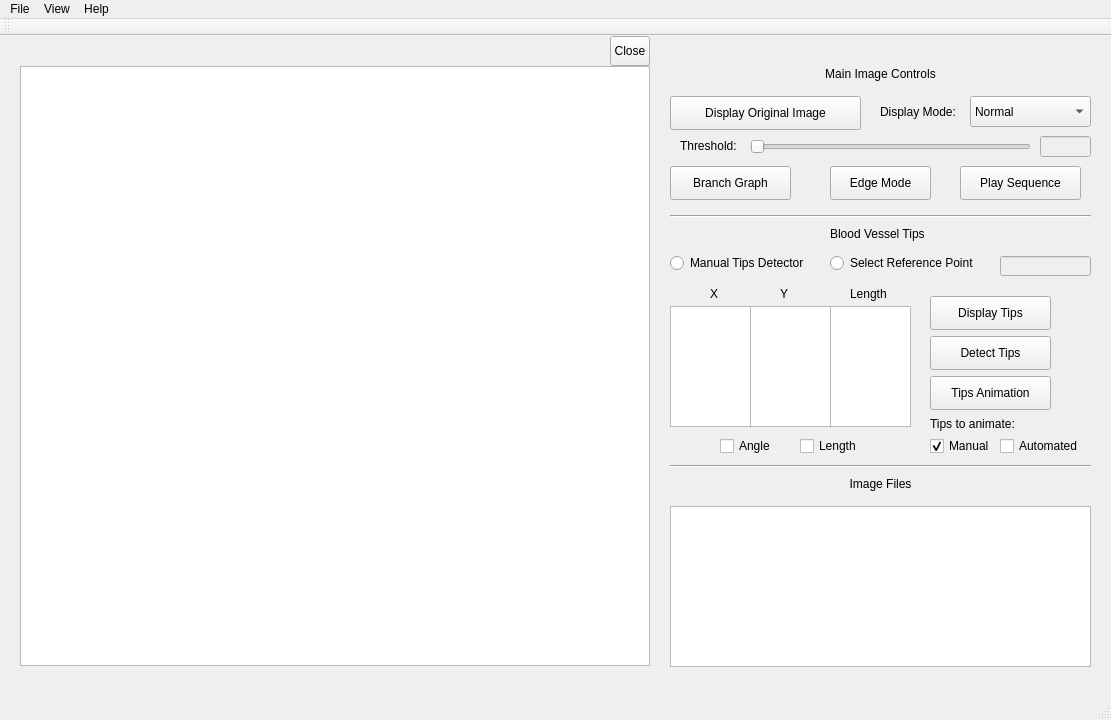
Old version of the form mainwindow.ui in the repository qchen2017/BloodVesselVisualization.
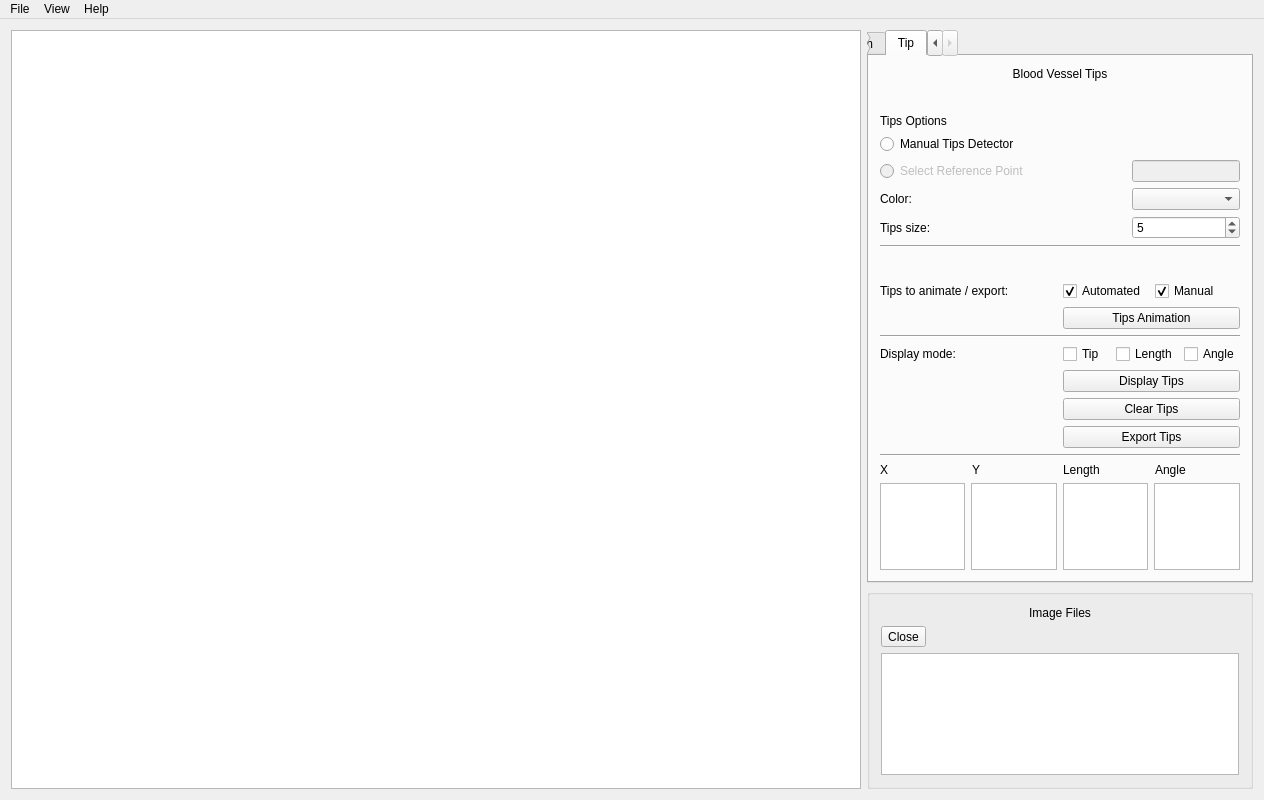
New version of the form. The open tabs and pages were chosen to show the change.

What changed in the file:
```diff
--- a/mainwindow.ui
+++ b/mainwindow.ui
@@ -6,61 +6,104 @@
    <rect>
     <x>0</x>
     <y>0</y>
-    <width>1111</width>
-    <height>720</height>
+    <width>1264</width>
+    <height>800</height>
    </rect>
   </property>
+  <property name="sizePolicy">
+   <sizepolicy hsizetype="Expanding" vsizetype="Expanding">
+    <horstretch>0</horstretch>
+    <verstretch>0</verstretch>
+   </sizepolicy>
+  </property>
   <property name="windowTitle">
    <string>Visualization of Directional Blood Vessels</string>
   </property>
   <widget class="QWidget" name="centralWidget">
-   <widget class="QGraphicsView" name="graphicsView">
-    <property name="geometry">
-     <rect>
-      <x>20</x>
-      <y>30</y>
-      <width>630</width>
-      <height>600</height>
-     </rect>
-    </property>
-   </widget>
+   <property name="sizePolicy">
+    <sizepolicy hsizetype="Preferred" vsizetype="Preferred">
+     <horstretch>0</horstretch>
+     <verstretch>0</verstretch>
+    </sizepolicy>
+   </property>
+   <layout class="QGridLayout" name="gridLayout_3">
+    <item row="0" column="2">
+     <widget class="QTabWidget" name="image_tabs">
+      <property name="sizePolicy">
+       <sizepolicy hsizetype="Expanding" vsizetype="Expanding">
+        <horstretch>0</horstretch>
+        <verstretch>0</verstretch>
+       </sizepolicy>
+      </property>
+      <property name="minimumSize">
+       <size>
+        <width>0</width>
+        <height>0</height>
+       </size>
+      </property>
+      <property name="accessibleName">
+       <string/>
+      </property>
+      <property name="styleSheet">
+       <string notr="true"/>
+      </property>
+      <property name="tabShape">
+       <enum>QTabWidget::Rounded</enum>
+      </property>
+      <property name="currentIndex">
+       <number>0</number>
+      </property>
+      <property name="elideMode">
+       <enum>Qt::ElideMiddle</enum>
+      </property>
+      <widget class="QWidget" name="main_image_control">
+       <attribute name="title">
+        <string>Main</string>
+       </attribute>
+       <layout class="QGridLayout" name="gridLayout_5">
+        <item row="5" column="0" colspan="3">
+         <widget class="Line" name="line_2">
+          <property name="orientation">
+           <enum>Qt::Horizontal</enum>
+          </property>
+         </widget>
+        </item>
+        <item row="8" column="0">
+         <spacer name="verticalSpacer">
+          <property name="orientation">
+           <enum>Qt::Vertical</enum>
+          </property>
+          <property name="sizeHint" stdset="0">
+           <size>
+            <width>20</width>
+            <height>40</height>
+           </size>
+          </property>
+         </spacer>
+        </item>
+        <item row="3" column="0">
    <widget class="QLabel" name="threshold_label">
-    <property name="geometry">
-     <rect>
-      <x>680</x>
-      <y>100</y>
-      <width>81</width>
-      <height>20</height>
-     </rect>
-    </property>
     <property name="text">
      <string>Threshold:</string>
     </property>
    </widget>
-   <widget class="QSlider" name="threshold_horizontalSlider">
-    <property name="geometry">
-     <rect>
-      <x>750</x>
-      <y>100</y>
-      <width>281</width>
-      <height>22</height>
-     </rect>
-    </property>
-    <property name="maximum">
-     <number>255</number>
-    </property>
-    <property name="orientation">
-     <enum>Qt::Horizontal</enum>
-    </property>
-   </widget>
+        </item>
+        <item row="6" column="0" colspan="2">
+         <layout class="QHBoxLayout" name="horizontalLayout_2">
+          <item>
+           <widget class="QLabel" name="imageMode_label">
+            <property name="text">
+             <string>Display Mode:</string>
+            </property>
+           </widget>
+          </item>
+          <item>
    <widget class="QComboBox" name="imageMode_comboBox">
-    <property name="geometry">
-     <rect>
-      <x>970</x>
-      <y>60</y>
-      <width>121</width>
-      <height>31</height>
-     </rect>
+            <property name="sizePolicy">
+             <sizepolicy hsizetype="Expanding" vsizetype="Fixed">
+              <horstretch>0</horstretch>
+              <verstretch>0</verstretch>
+             </sizepolicy>
     </property>
     <property name="insertPolicy">
      <enum>QComboBox::InsertAtBottom</enum>
@@ -78,103 +121,19 @@
       <string>Contour</string>
      </property>
     </item>
-   </widget>
-   <widget class="QLabel" name="imageMode_label">
-    <property name="geometry">
-     <rect>
-      <x>880</x>
-      <y>60</y>
-      <width>91</width>
-      <height>31</height>
-     </rect>
-    </property>
+            <item>
     <property name="text">
-     <string>Display Mode:</string>
-    </property>
-   </widget>
-   <widget class="QLineEdit" name="threshold_lineEdit">
-    <property name="enabled">
-     <bool>false</bool>
-    </property>
-    <property name="geometry">
-     <rect>
-      <x>1040</x>
-      <y>100</y>
-      <width>51</width>
-      <height>21</height>
-     </rect>
-    </property>
-    <property name="alignment">
-     <set>Qt::AlignRight|Qt::AlignTrailing|Qt::AlignVCenter</set>
-    </property>
-   </widget>
-   <widget class="QListWidget" name="imageFiles_listWidget">
-    <property name="geometry">
-     <rect>
-      <x>670</x>
-      <y>470</y>
-      <width>421</width>
-      <height>161</height>
-     </rect>
-    </property>
-   </widget>
-   <widget class="QLabel" name="imageFiles_label">
-    <property name="geometry">
-     <rect>
-      <x>840</x>
-      <y>440</y>
-      <width>81</width>
-      <height>16</height>
-     </rect>
-    </property>
-    <property name="text">
-     <string>Image Files</string>
-    </property>
-    <property name="alignment">
-     <set>Qt::AlignCenter</set>
-    </property>
-   </widget>
-   <widget class="QPushButton" name="animate_pushButton">
-    <property name="enabled">
-     <bool>true</bool>
-    </property>
-    <property name="geometry">
-     <rect>
-      <x>960</x>
-      <y>130</y>
-      <width>121</width>
-      <height>34</height>
-     </rect>
-    </property>
-    <property name="text">
-     <string>Play Sequence</string>
-    </property>
-   </widget>
-   <widget class="QPushButton" name="tipDetect_pushButton">
-    <property name="enabled">
-     <bool>true</bool>
-    </property>
-    <property name="geometry">
-     <rect>
-      <x>930</x>
-      <y>300</y>
-      <width>121</width>
-      <height>34</height>
-     </rect>
-    </property>
-    <property name="text">
-     <string>Detect Tips</string>
-    </property>
-   </widget>
+              <string>Edge</string>
+             </property>
+            </item>
+           </widget>
+          </item>
+         </layout>
+        </item>
+        <item row="7" column="0" colspan="2">
+         <layout class="QGridLayout" name="gridLayout">
+          <item row="1" column="0">
    <widget class="QPushButton" name="displayOrigImage_pushButton">
-    <property name="geometry">
-     <rect>
-      <x>670</x>
-      <y>60</y>
-      <width>191</width>
-      <height>34</height>
-     </rect>
-    </property>
     <property name="cursor">
      <cursorShape>ArrowCursor</cursorShape>
     </property>
@@ -191,283 +150,432 @@
      <string>Display Original Image</string>
     </property>
    </widget>
+          </item>
+          <item row="3" column="1">
+           <widget class="QPushButton" name="animate_pushButton">
+            <property name="enabled">
+             <bool>true</bool>
+            </property>
+            <property name="text">
+             <string>Play Sequence</string>
+            </property>
+           </widget>
+          </item>
+          <item row="1" column="1">
+           <widget class="QPushButton" name="branchGraph">
+            <property name="enabled">
+             <bool>true</bool>
+            </property>
+            <property name="text">
+             <string>Branch Graph</string>
+            </property>
+           </widget>
+          </item>
+         </layout>
+        </item>
+        <item row="8" column="2">
    <widget class="Line" name="divider_line">
-    <property name="geometry">
-     <rect>
-      <x>670</x>
-      <y>170</y>
-      <width>421</width>
-      <height>20</height>
-     </rect>
-    </property>
+          <property name="orientation">
+           <enum>Qt::Horizontal</enum>
+          </property>
+         </widget>
+        </item>
+        <item row="4" column="0">
+         <widget class="QSlider" name="threshold_horizontalSlider">
+          <property name="sizePolicy">
+           <sizepolicy hsizetype="Expanding" vsizetype="Fixed">
+            <horstretch>1</horstretch>
+            <verstretch>0</verstretch>
+           </sizepolicy>
+          </property>
+          <property name="maximum">
+           <number>255</number>
+          </property>
     <property name="orientation">
      <enum>Qt::Horizontal</enum>
     </property>
    </widget>
+        </item>
+        <item row="4" column="1" colspan="2">
+         <widget class="QLineEdit" name="threshold_lineEdit">
+          <property name="enabled">
+           <bool>false</bool>
+          </property>
+          <property name="sizePolicy">
+           <sizepolicy hsizetype="Expanding" vsizetype="Fixed">
+            <horstretch>0</horstretch>
+            <verstretch>0</verstretch>
+           </sizepolicy>
+          </property>
+          <property name="alignment">
+           <set>Qt::AlignRight|Qt::AlignTrailing|Qt::AlignVCenter</set>
+          </property>
+         </widget>
+        </item>
+        <item row="9" column="0">
    <widget class="QPushButton" name="edgeButton">
     <property name="enabled">
-     <bool>true</bool>
-    </property>
-    <property name="geometry">
-     <rect>
-      <x>830</x>
-      <y>130</y>
-      <width>101</width>
-      <height>34</height>
-     </rect>
+           <bool>false</bool>
     </property>
     <property name="text">
      <string>Edge Mode</string>
     </property>
    </widget>
-   <widget class="QPushButton" name="branchGraph">
-    <property name="enabled">
-     <bool>true</bool>
-    </property>
-    <property name="geometry">
-     <rect>
-      <x>670</x>
-      <y>130</y>
-      <width>121</width>
-      <height>34</height>
-     </rect>
-    </property>
-    <property name="text">
-     <string>Branch Graph</string>
-    </property>
-   </widget>
+        </item>
+        <item row="2" column="0">
+         <spacer name="verticalSpacer_3">
+          <property name="orientation">
+           <enum>Qt::Vertical</enum>
+          </property>
+          <property name="sizeType">
+           <enum>QSizePolicy::Preferred</enum>
+          </property>
+          <property name="sizeHint" stdset="0">
+           <size>
+            <width>20</width>
+            <height>40</height>
+           </size>
+          </property>
+         </spacer>
+        </item>
+        <item row="1" column="0" colspan="3">
    <widget class="QLabel" name="label">
-    <property name="geometry">
-     <rect>
-      <x>810</x>
-      <y>30</y>
-      <width>141</width>
-      <height>16</height>
-     </rect>
+          <property name="sizePolicy">
+           <sizepolicy hsizetype="Preferred" vsizetype="Maximum">
+            <horstretch>0</horstretch>
+            <verstretch>0</verstretch>
+           </sizepolicy>
+          </property>
+          <property name="minimumSize">
+           <size>
+            <width>0</width>
+            <height>0</height>
+           </size>
+          </property>
+          <property name="toolTipDuration">
+           <number>0</number>
     </property>
     <property name="text">
      <string>Main Image Controls</string>
     </property>
+          <property name="textFormat">
+           <enum>Qt::AutoText</enum>
+          </property>
     <property name="alignment">
      <set>Qt::AlignCenter</set>
     </property>
-   </widget>
+          <property name="indent">
+           <number>1</number>
+          </property>
+         </widget>
+        </item>
+       </layout>
+       <zorder>divider_line</zorder>
+       <zorder>threshold_label</zorder>
+       <zorder>threshold_horizontalSlider</zorder>
+       <zorder>verticalSpacer</zorder>
+       <zorder>label</zorder>
+       <zorder>threshold_lineEdit</zorder>
+       <zorder>line_2</zorder>
+       <zorder>edgeButton</zorder>
+       <zorder>verticalSpacer_3</zorder>
+      </widget>
+      <widget class="QWidget" name="tab">
+       <attribute name="title">
+        <string>Tip</string>
+       </attribute>
+       <layout class="QGridLayout" name="gridLayout_6">
+        <item row="13" column="0">
+         <widget class="Line" name="line_3">
+          <property name="orientation">
+           <enum>Qt::Horizontal</enum>
+          </property>
+         </widget>
+        </item>
+        <item row="3" column="0">
+         <layout class="QGridLayout" name="gridLayout_2">
+          <property name="horizontalSpacing">
+           <number>-1</number>
+          </property>
+          <item row="1" column="0">
    <widget class="QRadioButton" name="bloodVesselsTips_radioButton">
-    <property name="geometry">
-     <rect>
-      <x>670</x>
-      <y>210</y>
-      <width>161</width>
-      <height>34</height>
-     </rect>
-    </property>
     <property name="text">
      <string>Manual Tips Detector</string>
     </property>
    </widget>
-   <widget class="QTextEdit" name="tipsYcoord_textEdit">
-    <property name="geometry">
-     <rect>
-      <x>750</x>
-      <y>270</y>
-      <width>81</width>
-      <height>121</height>
-     </rect>
-    </property>
-    <property name="readOnly">
-     <bool>true</bool>
-    </property>
-   </widget>
+          </item>
+          <item row="2" column="0">
+           <widget class="QRadioButton" name="select_ref_point_radioButton">
+            <property name="enabled">
+             <bool>false</bool>
+            </property>
+            <property name="text">
+             <string>Select Reference Point</string>
+            </property>
+           </widget>
+          </item>
+          <item row="2" column="1">
+           <spacer name="horizontalSpacer_2">
+            <property name="orientation">
+             <enum>Qt::Horizontal</enum>
+            </property>
+            <property name="sizeHint" stdset="0">
+             <size>
+              <width>40</width>
+              <height>20</height>
+             </size>
+            </property>
+           </spacer>
+          </item>
+          <item row="2" column="2">
+           <widget class="QLineEdit" name="refpoint_lineEdit">
+            <property name="enabled">
+             <bool>false</bool>
+            </property>
+            <property name="sizePolicy">
+             <sizepolicy hsizetype="Expanding" vsizetype="Expanding">
+              <horstretch>0</horstretch>
+              <verstretch>0</verstretch>
+             </sizepolicy>
+            </property>
+           </widget>
+          </item>
+          <item row="3" column="0">
+           <widget class="QLabel" name="color_abel">
+            <property name="layoutDirection">
+             <enum>Qt::LeftToRight</enum>
+            </property>
+            <property name="text">
+             <string>Color:</string>
+            </property>
+            <property name="alignment">
+             <set>Qt::AlignLeading|Qt::AlignLeft|Qt::AlignVCenter</set>
+            </property>
+            <property name="margin">
+             <number>0</number>
+            </property>
+            <property name="indent">
+             <number>-1</number>
+            </property>
+           </widget>
+          </item>
+          <item row="3" column="2">
+           <widget class="QComboBox" name="color_comboBox"/>
+          </item>
+          <item row="0" column="0">
+           <widget class="QLabel" name="label_3">
+            <property name="text">
+             <string>Tips Options</string>
+            </property>
+           </widget>
+          </item>
+          <item row="4" column="0">
+           <widget class="QLabel" name="tips_size_label">
+            <property name="text">
+             <string>Tips size:</string>
+            </property>
+            <property name="alignment">
+             <set>Qt::AlignLeading|Qt::AlignLeft|Qt::AlignVCenter</set>
+            </property>
+           </widget>
+          </item>
+          <item row="4" column="2">
+           <widget class="QSpinBox" name="tip_size_spinBox">
+            <property name="value">
+             <number>5</number>
+            </property>
+           </widget>
+          </item>
+         </layout>
+        </item>
+        <item row="14" column="0">
+         <layout class="QHBoxLayout" name="horizontalLayout_6">
+          <item>
+           <widget class="QLabel" name="tipsX_label">
+            <property name="text">
+             <string>X</string>
+            </property>
+            <property name="wordWrap">
+             <bool>false</bool>
+            </property>
+           </widget>
+          </item>
+          <item>
+           <widget class="QLabel" name="tipsY_label">
+            <property name="text">
+             <string>Y</string>
+            </property>
+           </widget>
+          </item>
+          <item>
+           <widget class="QLabel" name="tips_length_label">
+            <property name="text">
+             <string>Length</string>
+            </property>
+           </widget>
+          </item>
+          <item>
+           <widget class="QLabel" name="tips_angle_label">
+            <property name="text">
+             <string>Angle</string>
+            </property>
+           </widget>
+          </item>
+         </layout>
+        </item>
+        <item row="5" column="0" rowspan="2">
+         <widget class="Line" name="line">
+          <property name="orientation">
+           <enum>Qt::Horizontal</enum>
+          </property>
+         </widget>
+        </item>
+        <item row="15" column="0">
+         <layout class="QGridLayout" name="gridLayout_8">
+          <property name="sizeConstraint">
+           <enum>QLayout::SetDefaultConstraint</enum>
+          </property>
+          <property name="topMargin">
+           <number>0</number>
+          </property>
+          <item row="0" column="0">
    <widget class="QTextEdit" name="tipsXcoord_textEdit">
-    <property name="geometry">
-     <rect>
-      <x>670</x>
-      <y>270</y>
-      <width>81</width>
-      <height>121</height>
-     </rect>
+            <property name="maximumSize">
+             <size>
+              <width>16777215</width>
+              <height>100</height>
+             </size>
     </property>
     <property name="readOnly">
      <bool>true</bool>
     </property>
    </widget>
+          </item>
+          <item row="0" column="1">
+           <widget class="QTextEdit" name="tipsYcoord_textEdit">
+            <property name="maximumSize">
+             <size>
+              <width>16777215</width>
+              <height>100</height>
+             </size>
+            </property>
+            <property name="readOnly">
+             <bool>true</bool>
+            </property>
+           </widget>
+          </item>
+          <item row="0" column="2">
+           <widget class="QTextEdit" name="length_textEdit">
+            <property name="maximumSize">
+             <size>
+              <width>16777215</width>
+              <height>100</height>
+             </size>
+            </property>
+            <property name="readOnly">
+             <bool>true</bool>
+            </property>
+           </widget>
+          </item>
+          <item row="0" column="3">
+           <widget class="QTextEdit" name="angle_textEdit">
+            <property name="sizePolicy">
+             <sizepolicy hsizetype="Expanding" vsizetype="Expanding">
+              <horstretch>0</horstretch>
+              <verstretch>0</verstretch>
+             </sizepolicy>
+            </property>
+            <property name="maximumSize">
+             <size>
+              <width>16777215</width>
+              <height>100</height>
+             </size>
+            </property>
+           </widget>
+          </item>
+         </layout>
+        </item>
+        <item row="9" column="0">
+         <layout class="QGridLayout" name="gridLayout_7">
+          <property name="horizontalSpacing">
+           <number>-1</number>
+          </property>
+          <item row="1" column="1">
    <widget class="QPushButton" name="tipsAnimation_pushButton">
-    <property name="geometry">
-     <rect>
-      <x>930</x>
-      <y>340</y>
-      <width>121</width>
-      <height>34</height>
-     </rect>
-    </property>
     <property name="text">
      <string>Tips Animation</string>
     </property>
    </widget>
-   <widget class="QLabel" name="tipsControls_label">
-    <property name="geometry">
-     <rect>
-      <x>830</x>
-      <y>190</y>
-      <width>111</width>
-      <height>16</height>
-     </rect>
-    </property>
-    <property name="text">
-     <string>Blood Vessel Tips</string>
-    </property>
-   </widget>
-   <widget class="Line" name="divider_line_2">
-    <property name="geometry">
-     <rect>
-      <x>670</x>
-      <y>420</y>
-      <width>421</width>
-      <height>20</height>
-     </rect>
-    </property>
-    <property name="orientation">
-     <enum>Qt::Horizontal</enum>
-    </property>
-   </widget>
-   <widget class="QCheckBox" name="manual_checkBox">
-    <property name="geometry">
-     <rect>
-      <x>930</x>
-      <y>400</y>
-      <width>71</width>
-      <height>20</height>
-     </rect>
-    </property>
-    <property name="text">
-     <string>Manual</string>
-    </property>
-    <property name="checked">
-     <bool>true</bool>
-    </property>
-   </widget>
+          </item>
+          <item row="0" column="1">
+           <layout class="QHBoxLayout" name="horizontalLayout_4">
+            <item>
    <widget class="QCheckBox" name="automated_checkBox">
-    <property name="geometry">
-     <rect>
-      <x>1000</x>
-      <y>400</y>
-      <width>91</width>
-      <height>20</height>
-     </rect>
-    </property>
     <property name="text">
      <string>Automated</string>
     </property>
     <property name="checked">
-     <bool>false</bool>
-    </property>
-   </widget>
+               <bool>true</bool>
+              </property>
+             </widget>
+            </item>
+            <item>
+             <widget class="QCheckBox" name="manual_checkBox">
+              <property name="text">
+               <string>Manual</string>
+              </property>
+              <property name="checked">
+               <bool>true</bool>
+              </property>
+             </widget>
+            </item>
+           </layout>
+          </item>
+          <item row="0" column="0">
    <widget class="QLabel" name="tips_checkboxes_label">
-    <property name="geometry">
-     <rect>
-      <x>930</x>
-      <y>380</y>
-      <width>101</width>
-      <height>16</height>
-     </rect>
-    </property>
     <property name="text">
-     <string>Tips to animate:</string>
-    </property>
-   </widget>
-   <widget class="QPushButton" name="displayTips_pushButton">
-    <property name="geometry">
-     <rect>
-      <x>930</x>
-      <y>260</y>
-      <width>121</width>
-      <height>34</height>
-     </rect>
-    </property>
-    <property name="text">
-     <string>Display Tips</string>
-    </property>
-   </widget>
-   <widget class="QTextEdit" name="length_textEdit">
-    <property name="geometry">
-     <rect>
-      <x>830</x>
-      <y>270</y>
-      <width>81</width>
-      <height>121</height>
-     </rect>
-    </property>
-    <property name="readOnly">
-     <bool>true</bool>
-    </property>
-   </widget>
-   <widget class="QRadioButton" name="select_ref_point_radioButton">
+             <string>Tips to animate / export:</string>
+            </property>
+           </widget>
+          </item>
+         </layout>
+        </item>
+        <item row="10" column="0">
+         <widget class="Line" name="line_4">
+          <property name="orientation">
+           <enum>Qt::Horizontal</enum>
+          </property>
+         </widget>
+        </item>
+        <item row="11" column="0">
+         <layout class="QGridLayout" name="gridLayout_9">
+          <property name="bottomMargin">
+           <number>0</number>
+          </property>
+          <item row="0" column="0">
+           <widget class="QLabel" name="label_2">
+            <property name="text">
+             <string>Display mode:</string>
+            </property>
+           </widget>
+          </item>
+          <item row="0" column="1">
+           <layout class="QHBoxLayout" name="horizontalLayout">
+            <item>
+             <widget class="QCheckBox" name="tip_checkBox">
     <property name="enabled">
      <bool>true</bool>
     </property>
-    <property name="geometry">
-     <rect>
-      <x>830</x>
-      <y>210</y>
-      <width>171</width>
-      <height>34</height>
-     </rect>
-    </property>
     <property name="text">
-     <string>Select Reference Point</string>
-    </property>
-   </widget>
-   <widget class="QLabel" name="tipsControls_label_2">
-    <property name="geometry">
-     <rect>
-      <x>780</x>
-      <y>250</y>
-      <width>16</width>
-      <height>16</height>
-     </rect>
-    </property>
-    <property name="text">
-     <string>Y</string>
-    </property>
-   </widget>
-   <widget class="QLabel" name="tipsControls_label_3">
-    <property name="geometry">
-     <rect>
-      <x>850</x>
-      <y>250</y>
-      <width>51</width>
-      <height>16</height>
-     </rect>
-    </property>
-    <property name="text">
-     <string>Length</string>
-    </property>
-   </widget>
-   <widget class="QLabel" name="tipsControls_label_4">
-    <property name="geometry">
-     <rect>
-      <x>710</x>
-      <y>250</y>
-      <width>16</width>
-      <height>16</height>
-     </rect>
-    </property>
-    <property name="text">
-     <string>X</string>
-    </property>
-   </widget>
+               <string>Tip</string>
+              </property>
+             </widget>
+            </item>
+            <item>
    <widget class="QCheckBox" name="length_checkBox">
     <property name="enabled">
      <bool>true</bool>
     </property>
-    <property name="geometry">
-     <rect>
-      <x>800</x>
-      <y>400</y>
-      <width>71</width>
-      <height>20</height>
-     </rect>
-    </property>
     <property name="text">
      <string>Length</string>
     </property>
@@ -475,69 +583,159 @@
      <bool>false</bool>
     </property>
    </widget>
-   <widget class="QLineEdit" name="refpoint_lineEdit">
-    <property name="enabled">
-     <bool>false</bool>
-    </property>
-    <property name="geometry">
-     <rect>
-      <x>1000</x>
-      <y>220</y>
-      <width>91</width>
-      <height>20</height>
-     </rect>
-    </property>
-   </widget>
+            </item>
+            <item>
    <widget class="QCheckBox" name="angle_checkBox">
     <property name="enabled">
      <bool>true</bool>
     </property>
-    <property name="geometry">
-     <rect>
-      <x>720</x>
-      <y>400</y>
-      <width>61</width>
-      <height>20</height>
-     </rect>
-    </property>
     <property name="text">
      <string>Angle</string>
     </property>
-    <property name="checked">
-     <bool>false</bool>
-    </property>
-   </widget>
+             </widget>
+            </item>
+           </layout>
+          </item>
+          <item row="3" column="1">
+           <widget class="QPushButton" name="tipDetect_pushButton">
+            <property name="enabled">
+             <bool>true</bool>
+            </property>
+            <property name="text">
+             <string>Export Tips</string>
+            </property>
+           </widget>
+          </item>
+          <item row="2" column="1">
+           <widget class="QPushButton" name="pushButton">
+            <property name="text">
+             <string>Clear Tips</string>
+            </property>
+           </widget>
+          </item>
+          <item row="1" column="1">
+           <widget class="QPushButton" name="displayTips_pushButton">
+            <property name="text">
+             <string>Display Tips</string>
+            </property>
+           </widget>
+          </item>
+         </layout>
+        </item>
+        <item row="1" column="0">
+         <widget class="QLabel" name="tipsControls_label">
+          <property name="text">
+           <string>Blood Vessel Tips</string>
+          </property>
+          <property name="alignment">
+           <set>Qt::AlignCenter</set>
+          </property>
+         </widget>
+        </item>
+        <item row="2" column="0">
+         <spacer name="verticalSpacer_4">
+          <property name="orientation">
+           <enum>Qt::Vertical</enum>
+          </property>
+          <property name="sizeType">
+           <enum>QSizePolicy::Preferred</enum>
+          </property>
+          <property name="sizeHint" stdset="0">
+           <size>
+            <width>20</width>
+            <height>40</height>
+           </size>
+          </property>
+         </spacer>
+        </item>
+        <item row="7" column="0">
+         <spacer name="verticalSpacer_2">
+          <property name="orientation">
+           <enum>Qt::Vertical</enum>
+          </property>
+          <property name="sizeHint" stdset="0">
+           <size>
+            <width>20</width>
+            <height>40</height>
+           </size>
+          </property>
+         </spacer>
+        </item>
+       </layout>
+      </widget>
+     </widget>
+    </item>
+    <item row="1" column="2">
+     <widget class="QGroupBox" name="image_file">
+      <property name="sizePolicy">
+       <sizepolicy hsizetype="Preferred" vsizetype="Preferred">
+        <horstretch>0</horstretch>
+        <verstretch>0</verstretch>
+       </sizepolicy>
+      </property>
+      <property name="minimumSize">
+       <size>
+        <width>0</width>
+        <height>0</height>
+       </size>
+      </property>
+      <property name="maximumSize">
+       <size>
+        <width>16777215</width>
+        <height>200</height>
+       </size>
+      </property>
+      <layout class="QGridLayout" name="gridLayout_4">
+       <item row="3" column="0">
+        <widget class="QListWidget" name="imageFiles_listWidget"/>
+       </item>
+       <item row="1" column="0">
+        <widget class="QLabel" name="imageFiles_label">
+         <property name="text">
+          <string>Image Files</string>
+         </property>
+         <property name="alignment">
+          <set>Qt::AlignCenter</set>
+         </property>
+        </widget>
+       </item>
+       <item row="2" column="0">
    <widget class="QToolButton" name="closeImage_toolButton">
-    <property name="geometry">
-     <rect>
-      <x>610</x>
-      <y>0</y>
-      <width>40</width>
-      <height>30</height>
-     </rect>
-    </property>
     <property name="text">
      <string>Close</string>
     </property>
    </widget>
-  </widget>
-  <widget class="QToolBar" name="mainToolBar">
-   <property name="acceptDrops">
-    <bool>false</bool>
-   </property>
-   <attribute name="toolBarArea">
-    <enum>TopToolBarArea</enum>
-   </attribute>
-   <attribute name="toolBarBreak">
-    <bool>false</bool>
-   </attribute>
+       </item>
+      </layout>
+     </widget>
+    </item>
+    <item row="0" column="1" rowspan="2">
+     <widget class="QGraphicsView" name="graphicsView">
+      <property name="sizePolicy">
+       <sizepolicy hsizetype="Expanding" vsizetype="Expanding">
+        <horstretch>1</horstretch>
+        <verstretch>1</verstretch>
+       </sizepolicy>
+      </property>
+      <property name="minimumSize">
+       <size>
+        <width>850</width>
+        <height>0</height>
+       </size>
+      </property>
+      <property name="sizeAdjustPolicy">
+       <enum>QAbstractScrollArea::AdjustToContentsOnFirstShow</enum>
+      </property>
+     </widget>
+    </item>
+   </layout>
   </widget>
   <widget class="QMenuBar" name="menuBar">
    <property name="geometry">
     <rect>
      <x>0</x>
      <y>0</y>
-     <width>1111</width>
+     <width>1264</width>
      <height>22</height>
     </rect>
    </property>
@@ -578,7 +776,6 @@
    <addaction name="menuView"/>
    <addaction name="menuHelp"/>
   </widget>
-  <widget class="QStatusBar" name="statusBar"/>
   <action name="actionOpen">
    <property name="text">
     <string>Open</string>
```
Lines whose indentation alone changed are shown as unchanged.
